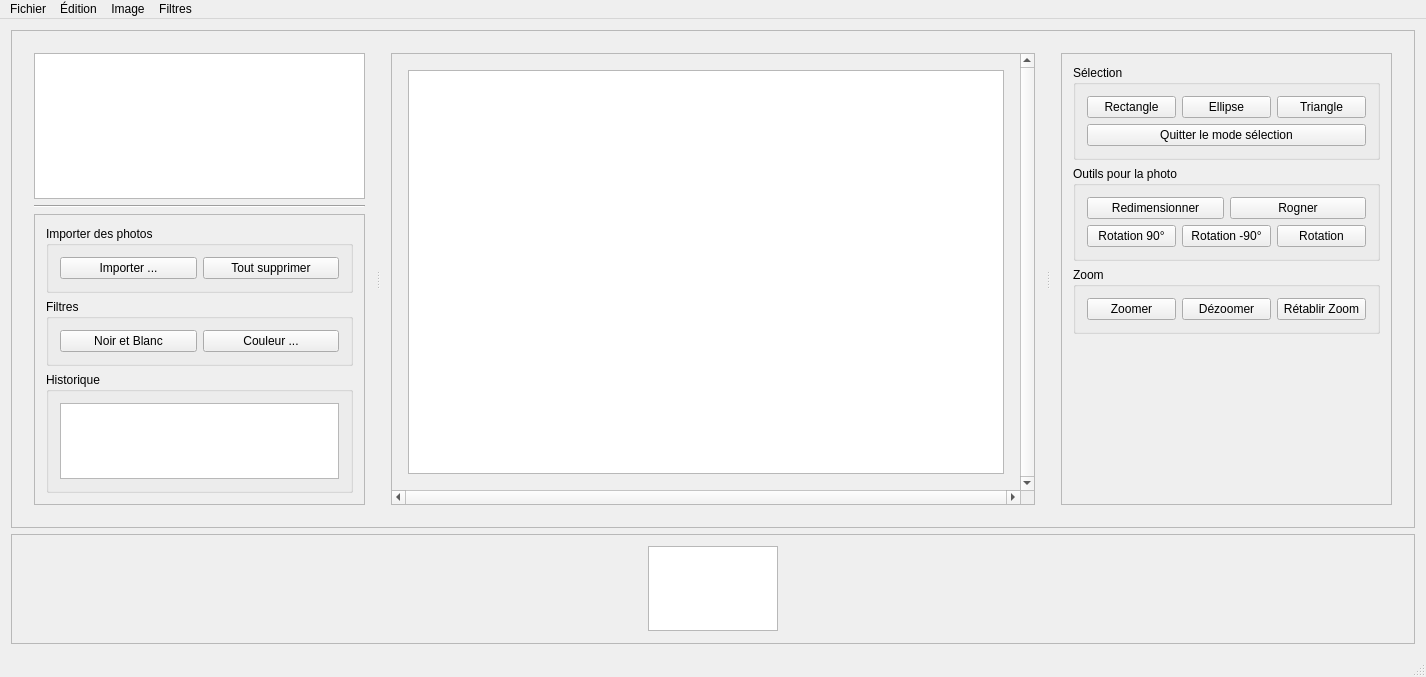
Above: mainwindow.ui from Anthiel/IHM_Qt_M1 before the change. Below: the same form after it.
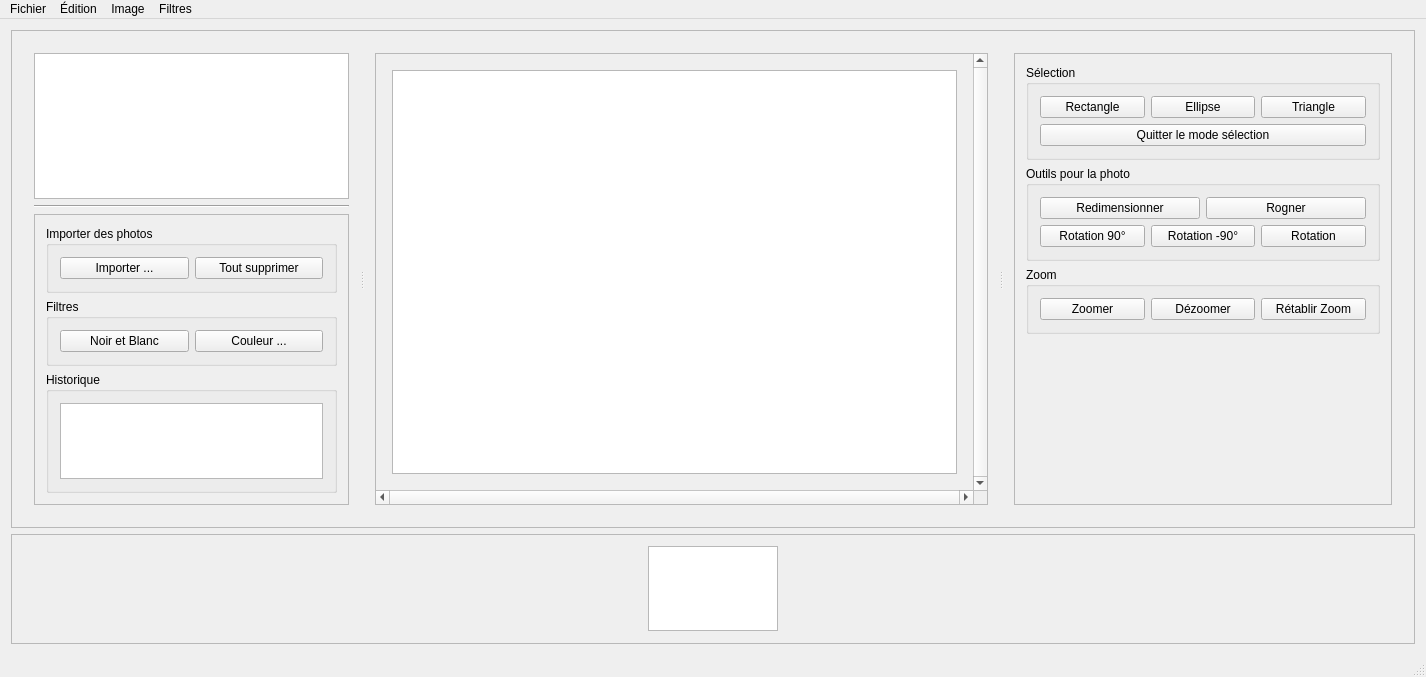
That is the form after the change. Icons and pictures are not drawn. Custom widgets are drawn as their Qt base class.

The edit to the form file:
```diff
--- a/mainwindow.ui
+++ b/mainwindow.ui
@@ -59,8 +59,8 @@
             <rect>
              <x>0</x>
              <y>0</y>
-             <width>1402</width>
-             <height>493</height>
+             <width>1398</width>
+             <height>480</height>
             </rect>
            </property>
            <property name="sizePolicy">
@@ -129,6 +129,18 @@
                 </item>
                 <item>
                  <widget class="QScrollArea" name="scrollArea_2">
+                  <property name="minimumSize">
+                   <size>
+                    <width>280</width>
+                    <height>0</height>
+                   </size>
+                  </property>
+                  <property name="baseSize">
+                   <size>
+                    <width>280</width>
+                    <height>0</height>
+                   </size>
+                  </property>
                   <property name="widgetResizable">
                    <bool>true</bool>
                   </property>
@@ -138,7 +150,7 @@
                      <x>0</x>
                      <y>0</y>
                      <width>322</width>
-                     <height>335</height>
+                     <height>315</height>
                     </rect>
                    </property>
                    <layout class="QVBoxLayout" name="verticalLayout_3">
@@ -271,8 +283,8 @@
                     <rect>
                      <x>0</x>
                      <y>0</y>
-                     <width>631</width>
-                     <height>457</height>
+                     <width>617</width>
+                     <height>433</height>
                     </rect>
                    </property>
                    <layout class="QGridLayout" name="gridLayout_3">
@@ -361,7 +373,7 @@
                   </property>
                   <property name="minimumSize">
                    <size>
-                    <width>300</width>
+                    <width>370</width>
                     <height>0</height>
                    </size>
                   </property>
@@ -373,8 +385,8 @@
                     <rect>
                      <x>0</x>
                      <y>0</y>
-                     <width>397</width>
-                     <height>471</height>
+                     <width>392</width>
+                     <height>454</height>
                     </rect>
                    </property>
                    <layout class="QVBoxLayout" name="verticalLayout_6">
```
Left out of the diff: 29 changed lines with no effect on the pictures.
